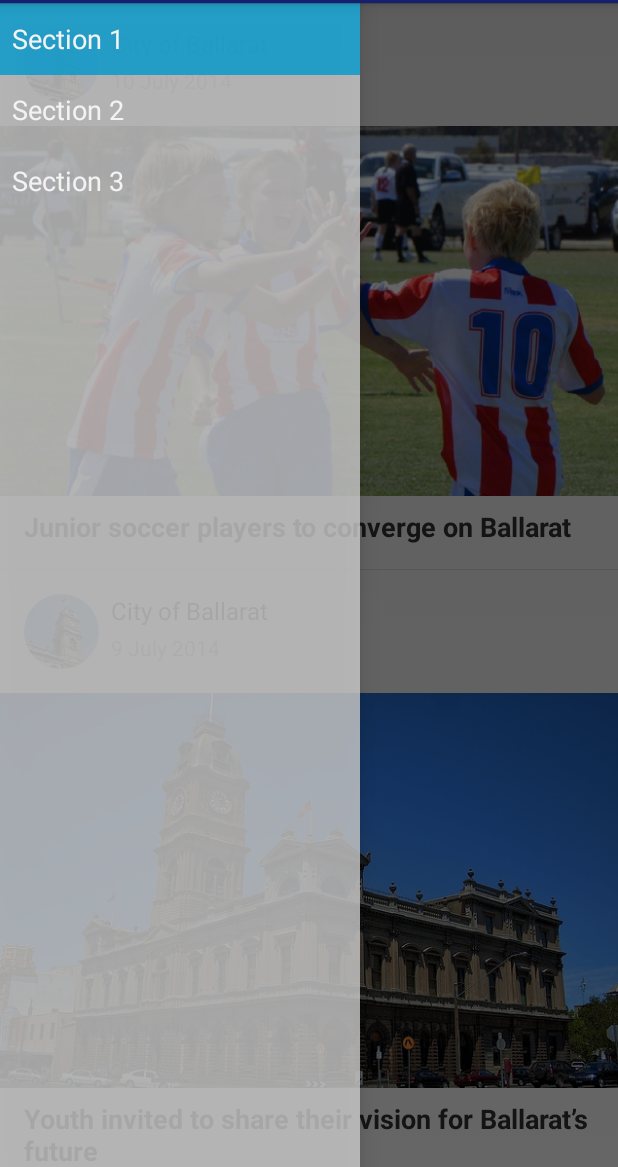
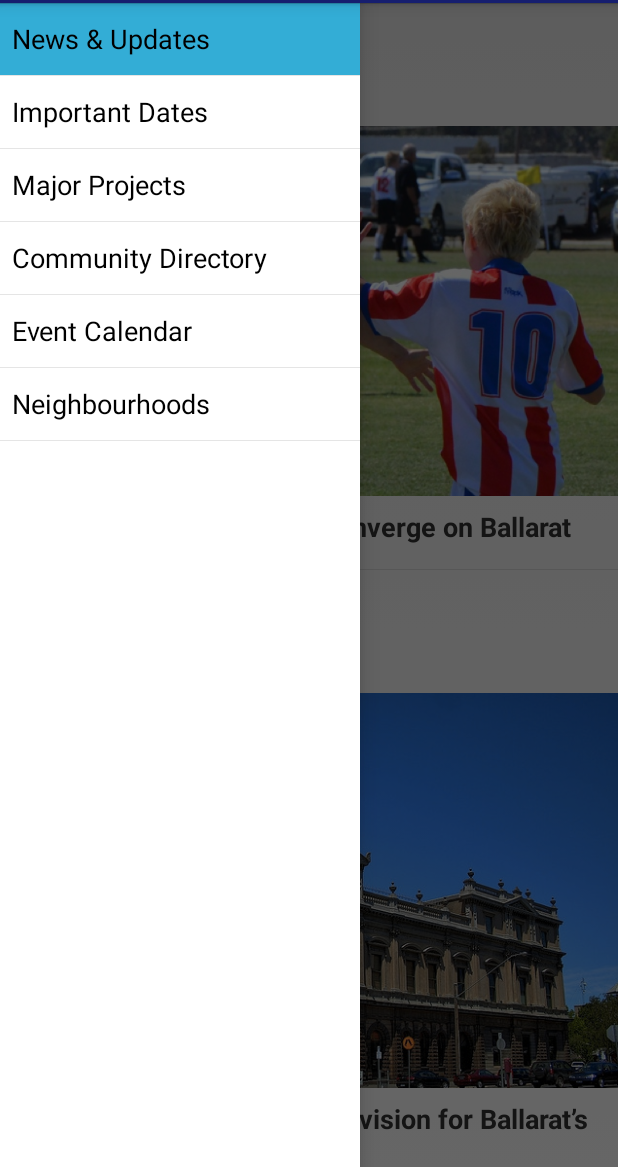
Before and after one commit to archanox/govhack-android, an Android app: the screen it shows after launch (MainActivity), on a phone screen of 412 x 824 dp, the part 69-1236 px from its top. Run offline under Robolectric (Android 15) with nearby library versions, the phone set to English and light mode, and no system bars; 2 statements that could not run were skipped.

Commit message:
News article view. Navigation drawer content.

```diff
--- a/app/src/main/AndroidManifest.xml
+++ b/app/src/main/AndroidManifest.xml
@@ -19,7 +19,7 @@
             </intent-filter>
         </activity>
         <activity
-            android:name=".NewsItem"
+            android:name=".NewsItemActivity"
             android:label="@string/title_activity_news_item"
             android:parentActivityName=".MainActivity" >
             <meta-data
--- a/app/src/main/java/au/gov/vic/ballarat/ballarat/MainActivity.java
+++ b/app/src/main/java/au/gov/vic/ballarat/ballarat/MainActivity.java
@@ -59,7 +59,7 @@ public class MainActivity extends Activity
                 fragment = PlaceholderFragment.newInstance(position + 1);
                 break;
             default:
-                fragment = new NewsFragment();
+                fragment = NewsFragment.newInstance(position + 1);
                 break;
         }
         FragmentManager fragmentManager = getFragmentManager();
--- a/app/src/main/java/au/gov/vic/ballarat/ballarat/NavigationDrawerFragment.java
+++ b/app/src/main/java/au/gov/vic/ballarat/ballarat/NavigationDrawerFragment.java
@@ -98,13 +98,16 @@ public class NavigationDrawerFragment extends Fragment {
             }
         });
         mDrawerListView.setAdapter(new ArrayAdapter<String>(
-                getActionBar().getThemedContext(),
+                getActivity(),
                 android.R.layout.simple_list_item_activated_1,
                 android.R.id.text1,
                 new String[]{
-                        getString(R.string.title_section1),
-                        getString(R.string.title_section2),
-                        getString(R.string.title_section3),
+                    "News & Updates",
+                    "Important Dates",
+                    "Major Projects",
+                    "Community Directory",
+                    "Event Calendar",
+                    "Neighbourhoods"
                 }));
         mDrawerListView.setItemChecked(mCurrentSelectedPosition, true);
         return mDrawerListView;
--- a/app/src/main/java/au/gov/vic/ballarat/ballarat/NewsFragment.java
+++ b/app/src/main/java/au/gov/vic/ballarat/ballarat/NewsFragment.java
@@ -2,6 +2,7 @@ package au.gov.vic.ballarat.ballarat;
 
 import android.app.Activity;
 import android.content.Context;
+import android.content.Intent;
 import android.graphics.Bitmap;
 import android.os.Bundle;
 import android.app.ListFragment;
@@ -23,6 +24,9 @@ import au.gov.vic.ballarat.ballarat.dummy.DummyContent;
 import au.gov.vic.ballarat.ballarat.pojo.NewsItem;
 
 public class NewsFragment extends ListFragment {
+    private static final String ARG_SECTION_NUMBER = "section_number";
+
+    private ArrayList<NewsItem> mNewsItems;
 
     /**
      * Mandatory empty constructor for the fragment manager to instantiate the
@@ -31,12 +35,20 @@ public class NewsFragment extends ListFragment {
     public NewsFragment() {
     }
 
+    public static NewsFragment newInstance(int sectionNumber) {
+        NewsFragment fragment = new NewsFragment();
+        Bundle args = new Bundle();
+        args.putInt(ARG_SECTION_NUMBER, sectionNumber);
+        fragment.setArguments(args);
+        return fragment;
+    }
+
     @Override
     public void onCreate(Bundle savedInstanceState) {
         super.onCreate(savedInstanceState);
 
-        ArrayList<NewsItem> newsItems = Utils.loadNews(getActivity());
-        setListAdapter(new NewsArrayAdapter(getActivity(), R.layout.list_item_news, newsItems));
+        mNewsItems = Utils.loadNews(getActivity());
+        setListAdapter(new NewsArrayAdapter(getActivity(), R.layout.list_item_news, mNewsItems));
     }
 
     @Override
@@ -48,6 +60,11 @@ public class NewsFragment extends ListFragment {
     public void onListItemClick(ListView l, View v, int position, long id) {
         super.onListItemClick(l, v, position, id);
 
+        NewsItem newsItem = mNewsItems.get(position);
+
+        Intent intent = new Intent(getActivity(), NewsItemActivity.class);
+        intent.putExtra("item", newsItem);
+        startActivity(intent);
     }
 
     private class NewsArrayAdapter extends ArrayAdapter<NewsItem> {
@@ -116,4 +133,11 @@ public class NewsFragment extends ListFragment {
 
         }
     }
+
+    @Override
+    public void onAttach(Activity activity) {
+        super.onAttach(activity);
+        ((MainActivity) activity).onSectionAttached(
+                getArguments().getInt(ARG_SECTION_NUMBER));
+    }
 }
--- a/app/src/main/java/au/gov/vic/ballarat/ballarat/pojo/NewsItem.java
+++ b/app/src/main/java/au/gov/vic/ballarat/ballarat/pojo/NewsItem.java
@@ -1,9 +1,14 @@
 package au.gov.vic.ballarat.ballarat.pojo;
+
+import android.os.Parcel;
+import android.os.Parcelable;
+
+import java.io.Serializable;
 
 /**
  * Created by troy on 12/07/2014.
  */
-public class NewsItem {
+public class NewsItem implements Serializable {
     private String title;
     private String date;
     private String author;
@@ -58,4 +63,5 @@ public class NewsItem {
     public void setBody(String body) {
         this.body = body;
     }
+
 }
--- a/app/src/main/res/layout/fragment_navigation_drawer.xml
+++ b/app/src/main/res/layout/fragment_navigation_drawer.xml
@@ -3,7 +3,5 @@
     android:layout_width="match_parent"
     android:layout_height="match_parent"
     android:choiceMode="singleChoice"
-    android:divider="@android:color/transparent"
-    android:dividerHeight="0dp"
-    android:background="#cccc"
+    android:background="#FFFFFF"
     tools:context=".NavigationDrawerFragment" />
--- a/app/src/main/res/layout/list_item_news.xml
+++ b/app/src/main/res/layout/list_item_news.xml
@@ -30,9 +30,10 @@
                 android:layout_width="wrap_content"
                 android:layout_height="wrap_content"
                 android:layout_toRightOf="@id/news_author_pic"
-                android:layout_marginBottom="4dp"
+                android:layout_marginBottom="2dp"
                 android:textSize="16sp"
-                android:textIsSelectable="false" />
+                android:textIsSelectable="false"
+                android:layout_marginTop="4dp" />
 
             <TextView
                 android:id="@+id/news_date"
```
Also changed, not shown: app/src/main/java/au/gov/vic/ballarat/ballarat/NewsItem.java (deleted, +0 -36 lines), app/src/main/java/au/gov/vic/ballarat/ballarat/NewsItemActivity.java (added, +69 -0 lines), app/src/main/res/drawable/layer_card_background.xml (deleted, +0 -21 lines), app/src/main/res/layout/activity_news_item.xml (+79 -13 lines), app/src/main/res/menu/news_item.xml (+7 -1 lines), app/src/main/res/drawable-hdpi/ic_action_share.png (added), app/src/main/res/drawable-mdpi/ic_action_share.png (added), app/src/main/res/drawable-xhdpi/ic_action_share.png (added), app/src/main/res/drawable-xxhdpi/ic_action_share.png (added).
